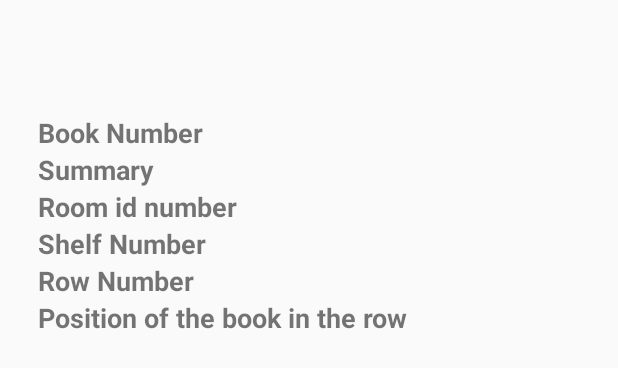
After one commit to Srin01/BookManagment, an Android app: the layout item_book.xml on its own in the app's theme, with its tools: preview values and no code run, on a phone screen of 412 x 824 dp. The commit adds this screen. Shown: the top 368 px of the screen. Run offline under Robolectric (Android 15) with nearby library versions, the light colour scheme and no system bars.

Commit message:
Recycler View created

```diff
--- a/app/build.gradle
+++ b/app/build.gradle
@@ -29,5 +29,5 @@ dependencies {
     testImplementation 'junit:junit:4.12'
     androidTestImplementation 'androidx.test.ext:junit:1.1.2'
     androidTestImplementation 'androidx.test.espresso:espresso-core:3.3.0'
-
+    implementation "androidx.recyclerview:recyclerview:1.1.0"
 }
--- /dev/null
+++ b/app/src/main/res/layout/item_book.xml
@@ -0,0 +1,64 @@
+<?xml version="1.0" encoding="utf-8"?>
+<LinearLayout xmlns:android="http://schemas.android.com/apk/res/android"
+    android:orientation="vertical"
+    android:layout_width="match_parent"
+    android:layout_height="300dp"
+    android:paddingStart="25dp"
+    android:paddingEnd="25dp"
+    android:gravity="center_vertical">
+
+    <TextView
+        android:id="@+id/book_number"
+        android:layout_width="wrap_content"
+        android:layout_height="wrap_content"
+        android:text="@string/book_number"
+        android:textSize="18sp"
+        android:textStyle="bold"
+        />
+
+    <TextView
+        android:id="@+id/summary"
+        android:layout_width="wrap_content"
+        android:layout_height="wrap_content"
+        android:text="@string/summary"
+        android:textSize="18sp"
+        android:textStyle="bold"
+        />
+
+    <TextView
+        android:id="@+id/room_number"
+        android:layout_width="wrap_content"
+        android:layout_height="wrap_content"
+        android:text="@string/room_id_number"
+        android:textSize="18sp"
+        android:textStyle="bold"
+        />
+
+    <TextView
+        android:id="@+id/shelf_number"
+        android:layout_width="wrap_content"
+        android:layout_height="wrap_content"
+        android:text="@string/shelf_number"
+        android:textSize="18sp"
+        android:textStyle="bold"
+        />
+
+    <TextView
+        android:id="@+id/row_number"
+        android:layout_width="wrap_content"
+        android:layout_height="wrap_content"
+        android:text="@string/row_number"
+        android:textSize="18sp"
+        android:textStyle="bold"
+        />
+
+    <TextView
+        android:id="@+id/position_in_row"
+        android:layout_width="wrap_content"
+        android:layout_height="wrap_content"
+        android:text="@string/position_of_the_book_in_the_row"
+        android:textSize="18sp"
+        android:textStyle="bold"
+        />
+
+</LinearLayout>
--- a/app/src/main/res/values/strings.xml
+++ b/app/src/main/res/values/strings.xml
@@ -1,3 +1,11 @@
 <resources>
     <string name="app_name">Book Managment</string>
+    <string name="room_number">Room Number</string>
+    <string name="number_of_shelves">Number Of Shelves</string>
+    <string name="summary">Summary</string>
+    <string name="book_number">Book Number</string>
+    <string name="shelf_number">Shelf Number</string>
+    <string name="row_number">Row Number</string>
+    <string name="position_of_the_book_in_the_row">Position of the book in the row</string>
+    <string name="room_id_number">Room id number</string>
 </resources>
--- a/app/src/main/res/values/styles.xml
+++ b/app/src/main/res/values/styles.xml
@@ -1,6 +1,6 @@
 <resources>
     <!-- Base application theme. -->
-    <style name="AppTheme" parent="Theme.AppCompat.Light.DarkActionBar">
+    <style name="AppTheme" parent="Theme.AppCompat.Light.NoActionBar">
         <!-- Customize your theme here. -->
         <item name="colorPrimary">@color/colorPrimary</item>
         <item name="colorPrimaryDark">@color/colorPrimaryDark</item>
```
Also changed, not shown: app/src/main/res/layout/activity_main.xml (+31 -8 lines), app/src/main/res/layout/item_room.xml (added, +28 -0 lines).
